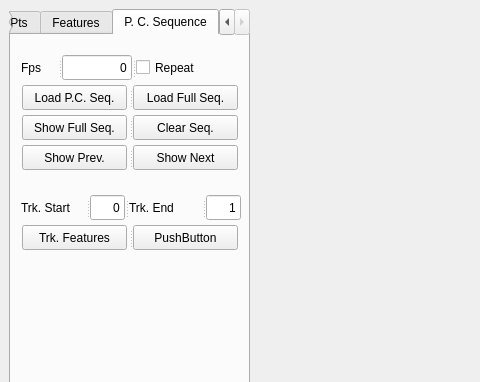
CansenJIANG/MotionSegmentation3D, file src/PclViewer.ui: the form before one commit; both pictures show x 0 to 480 and y 0 to 382 of the 1026 by 974 pixel window.
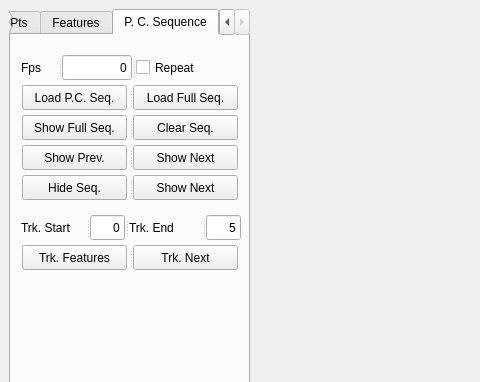
The form after the commit. Custom widgets are drawn as their Qt base class.

Commit message: Added Point cloud sequence tracking to GUI

Patch:
```diff
--- a/src/PclViewer.ui
+++ b/src/PclViewer.ui
@@ -4085,7 +4085,7 @@
          <property name="geometry">
           <rect>
            <x>10</x>
-           <y>160</y>
+           <y>180</y>
            <width>220</width>
            <height>25</height>
           </rect>
@@ -4161,7 +4161,7 @@
            </size>
           </property>
           <property name="text">
-           <string>1</string>
+           <string>5</string>
           </property>
           <property name="alignment">
            <set>Qt::AlignRight|Qt::AlignTrailing|Qt::AlignVCenter</set>
@@ -4172,7 +4172,7 @@
          <property name="geometry">
           <rect>
            <x>10</x>
-           <y>190</y>
+           <y>210</y>
            <width>220</width>
            <height>25</height>
           </rect>
@@ -4217,7 +4217,72 @@
            </size>
           </property>
           <property name="text">
-           <string>PushButton</string>
+           <string>Trk. Next</string>
+          </property>
+         </widget>
+        </widget>
+        <widget class="QSplitter" name="splitter_52">
+         <property name="geometry">
+          <rect>
+           <x>10</x>
+           <y>140</y>
+           <width>220</width>
+           <height>25</height>
+          </rect>
+         </property>
+         <property name="minimumSize">
+          <size>
+           <width>220</width>
+           <height>25</height>
+          </size>
+         </property>
+         <property name="maximumSize">
+          <size>
+           <width>216</width>
+           <height>25</height>
+          </size>
+         </property>
+         <property name="orientation">
+          <enum>Qt::Horizontal</enum>
+         </property>
+         <widget class="QPushButton" name="showSequence">
+          <property name="minimumSize">
+           <size>
+            <width>105</width>
+            <height>25</height>
+           </size>
+          </property>
+          <property name="maximumSize">
+           <size>
+            <width>105</width>
+            <height>25</height>
+           </size>
+          </property>
+          <property name="text">
+           <string>Hide Seq.</string>
+          </property>
+         </widget>
+         <widget class="QPushButton" name="showNextSeq_2">
+          <property name="minimumSize">
+           <size>
+            <width>105</width>
+            <height>25</height>
+           </size>
+          </property>
+          <property name="maximumSize">
+           <size>
+            <width>105</width>
+            <height>25</height>
+           </size>
+          </property>
+          <property name="sizeIncrement">
+           <size>
+            <width>105</width>
+            <height>0</height>
+           </size>
+          </property>
+          <property name="text">
+           <string>Show Next</string>
           </property>
          </widget>
         </widget>
```
Left out of the diff: 8 changed lines with no effect on the pictures. The commit also changes 2 other files.
